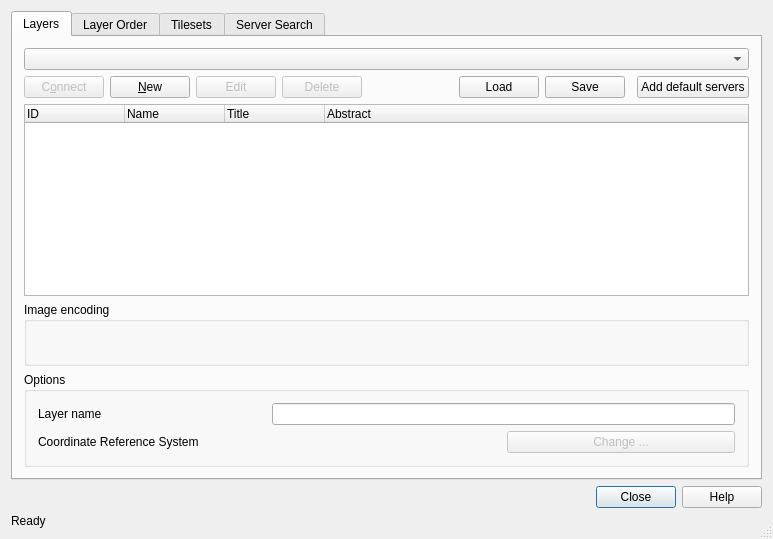
The window that src/ui/qgswmssourceselectbase.ui (qgis/QGIS) describes before a commit, drawn with Qt 5.
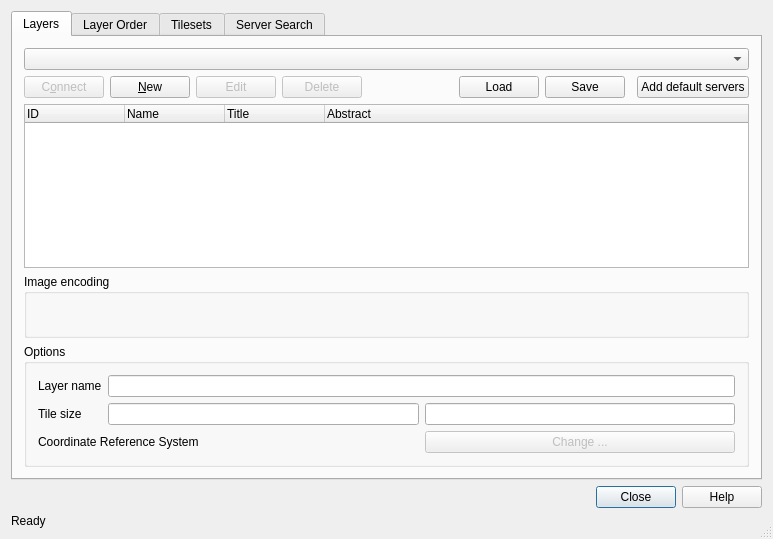
The same window after the commit. Icons and pictures are not drawn.

Commit message: apply #3768: tile WMS getmap requests by limiting the size

Diff of the .ui file:
```diff
--- a/src/ui/qgswmssourceselectbase.ui
+++ b/src/ui/qgswmssourceselectbase.ui
@@ -203,7 +203,7 @@
           <item row="0" column="1" colspan="2">
            <widget class="QLineEdit" name="leLayerName"/>
           </item>
-          <item row="1" column="0" colspan="2">
+          <item row="2" column="0" colspan="2">
            <widget class="QLabel" name="labelCoordRefSys">
             <property name="text">
              <string>Coordinate Reference System</string>
@@ -213,7 +213,7 @@
             </property>
            </widget>
           </item>
-          <item row="1" column="2">
+          <item row="2" column="2">
            <widget class="QPushButton" name="btnChangeSpatialRefSys">
             <property name="enabled">
              <bool>false</bool>
@@ -223,6 +223,27 @@
             </property>
            </widget>
           </item>
+          <item row="1" column="1">
+           <widget class="QLineEdit" name="mTileWidth">
+            <property name="inputMask">
+             <string>9999; </string>
+            </property>
+           </widget>
+          </item>
+          <item row="1" column="0">
+           <widget class="QLabel" name="label_2">
+            <property name="text">
+             <string>Tile size</string>
+            </property>
+           </widget>
+          </item>
+          <item row="1" column="2">
+           <widget class="QLineEdit" name="mTileHeight">
+            <property name="inputMask">
+             <string>9999; </string>
+            </property>
+           </widget>
+          </item>
          </layout>
         </widget>
        </item>
```
Left out of the diff: 35 changed lines with no effect on the pictures. The commit also changes 2 other files.
